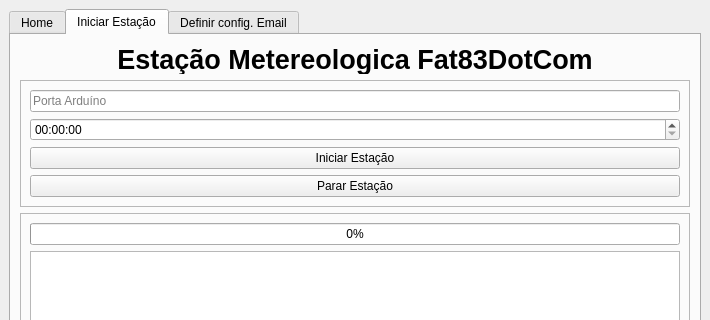
Old version of the form interface.ui in the repository Fat83dotcom/Interface_Estacao; both pictures show x 0 to 710 and y 0 to 320 of the 710 by 500 pixel window.
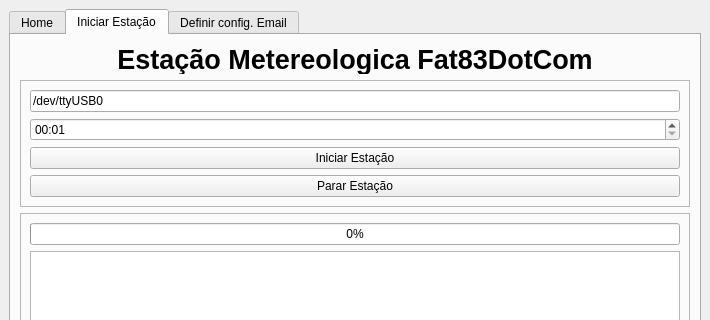
New version of the form.

Commit message: Preenchimento inicial da porta e tempo dos graficos setado em um minuto

The edit to the form file:
```diff
--- a/interface.ui
+++ b/interface.ui
@@ -102,7 +102,7 @@
            <item>
             <widget class="QLineEdit" name="portaArduino">
              <property name="text">
-              <string/>
+              <string>/dev/ttyUSB0</string>
              </property>
              <property name="placeholderText">
               <string>Porta Arduíno</string>
@@ -110,7 +110,11 @@
             </widget>
            </item>
            <item>
-            <widget class="QTimeEdit" name="tempoGraficos"/>
+            <widget class="QTimeEdit" name="tempoGraficos">
+             <property name="specialValueText">
+              <string>00:01</string>
+             </property>
+            </widget>
            </item>
            <item>
             <widget class="QPushButton" name="btnInciarEstacao">
```
The commit also changes 1 other file.
